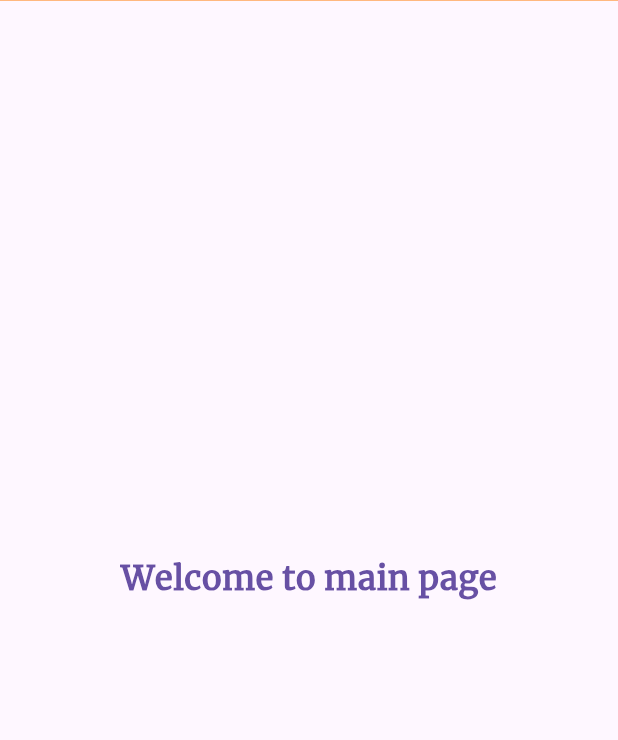
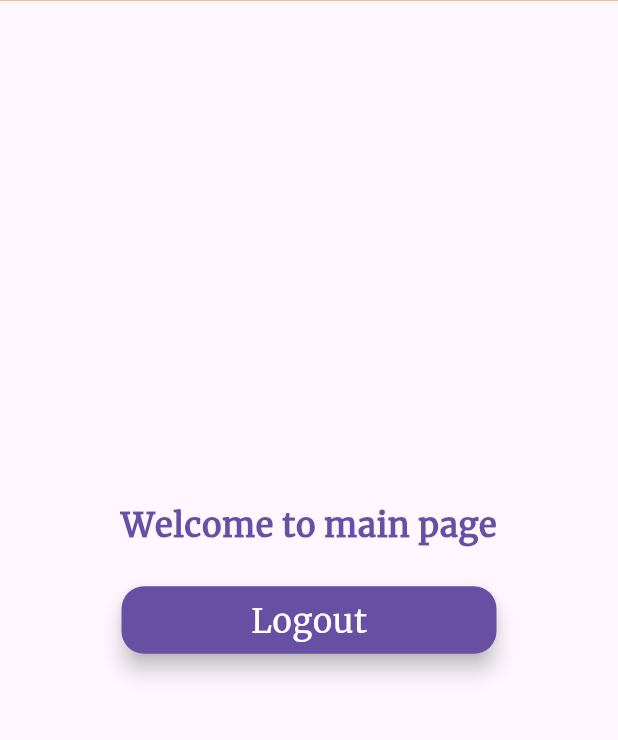
Before and after one commit to MohamedMohamedSaleh/Warehose-App, a Flutter app: the MainPage screen opened directly, on a phone screen of 412 x 824 dp, the part 82-822 px from its top. Run offline on Flutter 3.47's test engine with Material 3 defaults, Android fonts, the phone set to English and light mode, and no system bars; our stand-ins replace animate_do, dio, get, shared_preferences; accounts and stored records are empty.

Commit message:
test login and logout with shared preferences

```diff
--- a/lib/main.dart
+++ b/lib/main.dart
@@ -1,12 +1,16 @@
 import 'package:flutter/material.dart';
 import 'package:flutter/services.dart';
 import 'package:get/get.dart';
+import 'package:shared_preferences/shared_preferences.dart';
 import 'package:warehouse/core/logic/helper_mothods.dart';
 import 'package:warehouse/views/splash.dart';
 
 import 'constants/my_colors.dart';
 
-void main() {
+late final SharedPreferences prefs;
+void main() async {
+  WidgetsFlutterBinding.ensureInitialized();
+  prefs = await SharedPreferences.getInstance();
   SystemChrome.setSystemUIOverlayStyle(
     SystemUiOverlayStyle(
       // navigation bar color
--- a/lib/views/pages/main_page/main_view.dart
+++ b/lib/views/pages/main_page/main_view.dart
@@ -1,5 +1,8 @@
 import 'package:animate_do/animate_do.dart';
 import 'package:flutter/material.dart';
+import 'package:get/get.dart';
+import 'package:warehouse/main.dart';
+import 'package:warehouse/views/auth/login/login_view.dart';
 import 'package:warehouse/views/auth/widgets/custom_app_bar.dart';
 
 class MainPage extends StatelessWidget {
@@ -11,7 +14,10 @@ class MainPage extends StatelessWidget {
       appBar: const CustomAppBar(
         title: 'Warehouse',
       ),
-      body: Center(
+      body: Column(
+        mainAxisAlignment: MainAxisAlignment.center,
+        children: [
+          Center(
             child: FadeIn(
               delay: const Duration(milliseconds: 800),
               duration: const Duration(seconds: 1),
@@ -24,6 +30,30 @@ class MainPage extends StatelessWidget {
               ),
             ),
           ),
+          const SizedBox(
+            height: 26,
+          ),
+          FadeIn(
+            delay: const Duration(milliseconds: 800),
+            duration: const Duration(seconds: 1),
+            child: SizedBox(
+              height: 45,
+              width: 250,
+              child: FilledButton(
+                  onPressed: () {
+                    prefs.clear();
+                    Get.off(const LoginView(),
+                        transition: Transition.zoom,
+                        duration: const Duration(milliseconds: 2000));
+                  },
+                  child: const Text(
+                    "Logout",
+                    style: TextStyle(fontSize: 22, color: Colors.white),
+                  )),
+            ),
+          )
+        ],
+      ),
     );
   }
 }
--- a/pubspec.yaml
+++ b/pubspec.yaml
@@ -34,6 +34,7 @@ dependencies:
   flutter:
     sdk: flutter
   get: ^4.6.6
+  shared_preferences: ^2.2.2
 
 dev_dependencies:
   flutter_lints: ^2.0.0
```
Also changed, not shown: lib/views/auth/login/login_model.dart (added, +19 -0 lines), lib/views/auth/widgets/form_input_app.dart (+17 -2 lines), lib/views/splash.dart (+6 -2 lines), pubspec.lock, 1 other file. Lines whose indentation alone changed are shown as unchanged.
